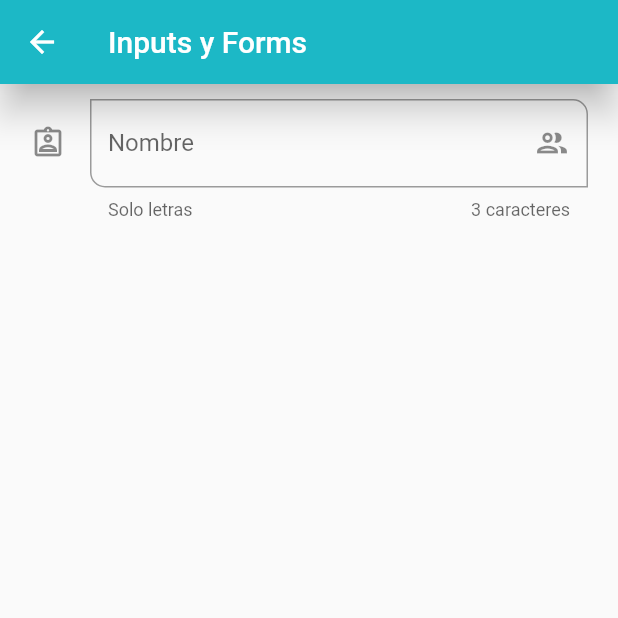
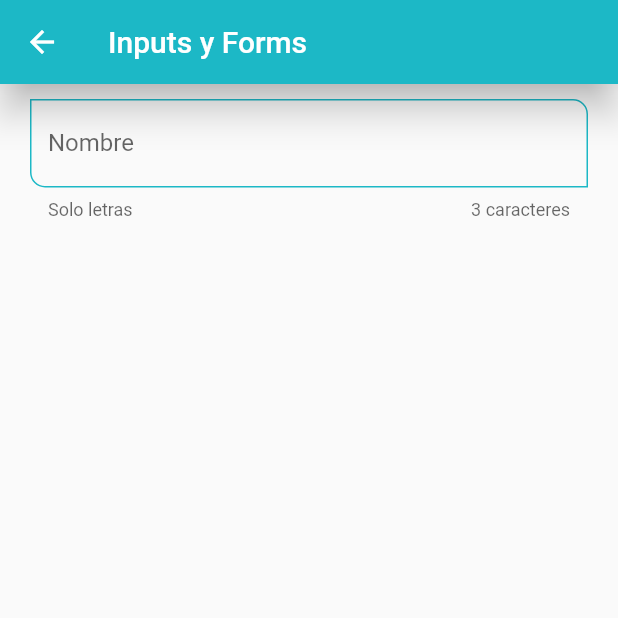
Before and after one commit to cfe-vasco/react-dart-flutter_Fundaments, a Flutter app: the InputsScreen screen opened by its route, on a phone screen of 412 x 824 dp, the top half of it. Run offline on Flutter 3.47's test engine with Material 2 defaults, Android fonts, the phone set to English and light mode, and no system bars.

Commit message:
Centralizar el estilo de los inputs

```diff
--- a/flutter_components/lib/screens/inputs_screen.dart
+++ b/flutter_components/lib/screens/inputs_screen.dart
@@ -1,4 +1,5 @@
 import 'package:flutter/material.dart';
+import 'package:flutter_components/widgets/widgets.dart';
 
 class InputsScreen extends StatelessWidget {
   const InputsScreen({Key? key}) : super(key: key);
@@ -13,34 +14,12 @@
           child: Padding(
             padding: const EdgeInsets.symmetric(horizontal: 20, vertical: 10),
             child: Column(
-              children: [
-                TextFormField(
-                  autofocus: false,
-                  initialValue: '',
-                  textCapitalization: TextCapitalization.words,
-                  onChanged: (value) {
-                    print('value: $value');
-                  },
-                  validator: (value) {
-                    if (value == null) return 'Este campo es requerido';
-                    return value.length < 3 ? 'Minimo de 3 letras' : null;
-                  },
-                  autovalidateMode: AutovalidateMode.onUserInteraction,
-                  decoration: const InputDecoration(
-                    hintText: 'Nombre del usuario',
-                    labelText: 'Nombre',
-                    helperText: 'Solo letras',
-                    counterText: '3 caracteres',
-                    // prefixIcon: Icon(Icons.verified_user_outlined),
-                    suffixIcon: Icon(Icons.group_outlined),
-                    icon: Icon(Icons.assignment_ind_outlined),
-                    border: OutlineInputBorder(
-                      borderRadius: BorderRadius.only(
-                        bottomLeft: Radius.circular(10),
-                        topRight: Radius.circular(10),
-                      )
-                    ),
-                  ),
+              children: const [
+                CustomInputField(
+                  labelText: 'Nombre',
+                  hintText: 'Nombre de usuario',
+                  helperText: 'Solo letras',
+                  counterText: '3 caracteres',
                 )
               ],
             ),
--- a/flutter_components/lib/themes/app_theme.dart
+++ b/flutter_components/lib/themes/app_theme.dart
@@ -31,6 +31,22 @@
           shape: const StadiumBorder(),
           elevation: 0,
         ),
+      ),
+
+      //InputDecoration
+      inputDecorationTheme: const InputDecorationTheme(
+        floatingLabelStyle: TextStyle( color: primary),
+        enabledBorder: OutlineInputBorder(
+          borderSide: BorderSide( color: primary),
+          borderRadius: BorderRadius.only(bottomLeft: Radius.circular(10), topRight: Radius.circular(10))
+        ),
+        focusedBorder: OutlineInputBorder(
+          borderSide: BorderSide( color: primary),
+          borderRadius: BorderRadius.only(bottomLeft: Radius.circular(10), topRight: Radius.circular(10))
+        ),
+        border: OutlineInputBorder(
+          borderRadius: BorderRadius.only(bottomLeft: Radius.circular(10), topRight: Radius.circular(10))
+        ),
       )
 
     );
--- /dev/null
+++ b/flutter_components/lib/widgets/custom_input_field.dart
@@ -0,0 +1,46 @@
+import 'package:flutter/material.dart';
+
+class CustomInputField extends StatelessWidget {
+  final String? hintText;
+  final String? labelText;
+  final String? helperText;
+  final String? counterText;
+  final IconData? icon;
+  final IconData? suffixIcon;
+
+  const CustomInputField({
+    Key? key,
+    this.hintText,
+    this.labelText,
+    this.helperText,
+    this.icon,
+    this.suffixIcon,
+    this.counterText,
+  }) : super(key: key);
+
+  @override
+  Widget build(BuildContext context) {
+    return TextFormField(
+      autofocus: false,
+      initialValue: '',
+      textCapitalization: TextCapitalization.words,
+      onChanged: (value) {
+        print('value: $value');
+      },
+      validator: (value) {
+        if (value == null) return 'Este campo es requerido';
+        return value.length < 3 ? 'Minimo de 3 letras' : null;
+      },
+      autovalidateMode: AutovalidateMode.onUserInteraction,
+      decoration: InputDecoration(
+        hintText: hintText,
+        labelText: labelText,
+        helperText: helperText,
+        counterText: counterText,
+        // prefixIcon: Icon(Icons.verified_user_outlined),
+        suffixIcon: suffixIcon == null ? null : Icon(suffixIcon),
+        icon: icon == null ? null : Icon(icon),
+      ),
+    );
+  }
+}
--- a/flutter_components/lib/widgets/widgets.dart
+++ b/flutter_components/lib/widgets/widgets.dart
@@ -1,2 +1,4 @@
+
 export 'package:flutter_components/widgets/custom_card_type_1.dart';
 export 'package:flutter_components/widgets/custom_card_type_2.dart';
+export'package:flutter_components/widgets/custom_input_field.dart';
```
